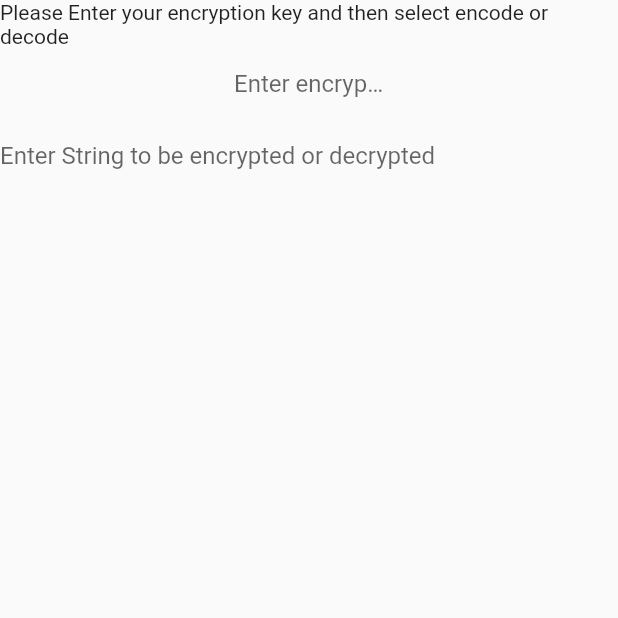
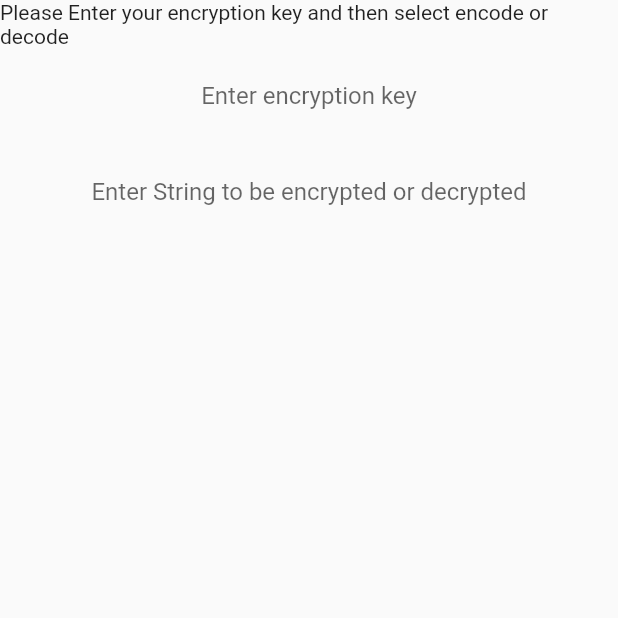
Before and after one commit to ethani149/2.7, a Flutter app: the EncodeDecodeSelectVC screen opened directly, on a phone screen of 412 x 824 dp, the top half of it. Run offline on Flutter 3.47's test engine with Material 2 defaults, Android fonts, the phone set to English and light mode, and no system bars.

Commit message:
fixed text field width

```diff
--- a/cypher_advanced_programing/lib/SharedUI/EncodeDecodeSelectView.dart
+++ b/cypher_advanced_programing/lib/SharedUI/EncodeDecodeSelectView.dart
@@ -13,16 +13,27 @@ class EncodeDecodeSelectView extends StatelessWidget {
       children: [
         Text(
             "Please Enter your encryption key and then select encode or decode"),
+        Padding(
+          padding: const EdgeInsets.all(8.0),
+          child: Row(
+            mainAxisAlignment: MainAxisAlignment.center,
+            children: [
               Container(
-          width: 100,
+                width: 200,
                 child: KeyTextFeild(
                   keyTextFeildController: keyTextFeildController,
                   hintText: "Enter encryption key",
                 ),
               ),
-        KeyTextFeild(
+            ],
+          ),
+        ),
+        Padding(
+          padding: const EdgeInsets.all(8.0),
+          child: KeyTextFeild(
             keyTextFeildController: stringTextFeildController,
             hintText: "Enter String to be encrypted or decrypted",
+          ),
         )
       ],
     );
@@ -39,6 +50,7 @@ class KeyTextFeild extends StatelessWidget {
   Widget build(BuildContext context) {
     return TextField(
       controller: keyTextFeildController,
+      textAlign: TextAlign.center,
       decoration: new InputDecoration(
           border: InputBorder.none,
           focusedBorder: InputBorder.none,
```
Lines whose indentation alone changed are shown as unchanged.
